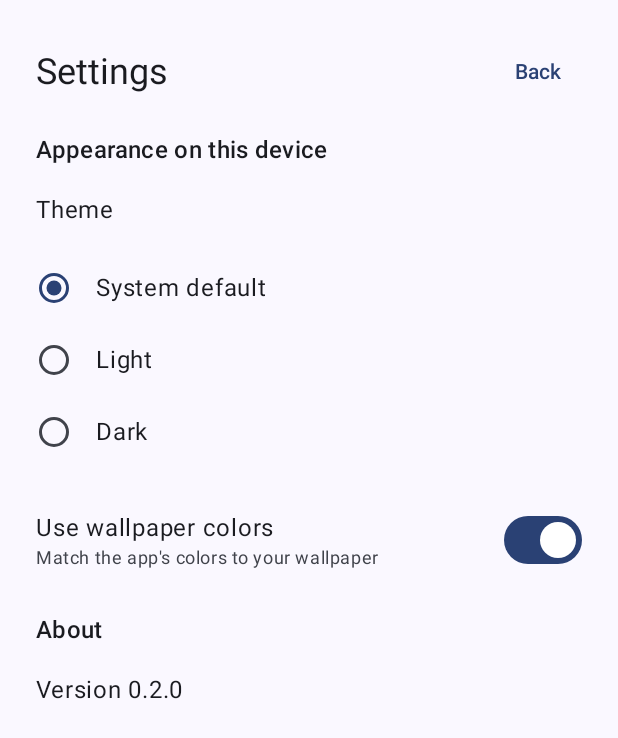
After one commit to voidrot/chorecast, an Android app built with Jetpack Compose: the composable SettingsScreen shown on its own in the app's theme, on a phone screen of 412 x 824 dp. The commit adds this screen. Shown: the top 738 px of the screen. Run offline under Robolectric (Android 15) with nearby library versions, the light colour scheme and no system bars; pictures from the network do not load.

Commit message:
feat(android): add a settings screen with a System, Light or Dark theme choice (#149)
## Summary

- Adds a theme choice: System, Light or Dark. It defaults to System.
- On Android 12 and newer, adds a wallpaper-colors switch. It is on by
default.
- Adds a Settings screen, reachable from the parent Home and from parent
mode on paired devices.
- Settings are stored on the device only. No server or API change.
- The launch window follows the system theme until the first frame
draws.

## Merge Danger

**Door:** two-way
**Blast radius:** android

Local preferences only. Rolling back means reverting the commit; no
stored data needs migrating.

```diff
--- a/android/app/src/main/AndroidManifest.xml
+++ b/android/app/src/main/AndroidManifest.xml
@@ -16,7 +16,7 @@
         android:usesCleartextTraffic="true"
         android:label="@string/app_name"
         android:supportsRtl="true"
-        android:theme="@android:style/Theme.Material.Light.NoActionBar">
+        android:theme="@style/Theme.Chorecast">
         <!-- singleTask: the SSO redirect (chorecast://auth) returns to the running activity. -->
         <activity
             android:name=".MainActivity"
--- a/android/app/src/main/java/dev/voidrot/chorecast/AppContainer.kt
+++ b/android/app/src/main/java/dev/voidrot/chorecast/AppContainer.kt
@@ -1,6 +1,7 @@
 package dev.voidrot.chorecast
 
 import android.content.Context
+import dev.voidrot.chorecast.core.AppearanceSettings
 import dev.voidrot.chorecast.core.AvatarPhotos
 import dev.voidrot.chorecast.core.ChoreCompleter
 import dev.voidrot.chorecast.core.DeviceClient
@@ -27,6 +28,7 @@ class AppContainer(context: Context) {
     private val prefs = context.getSharedPreferences("chorecast", Context.MODE_PRIVATE)
 
     val settings = SettingsStore(prefs)
+    val appearance = AppearanceSettings(settings)
     val tokenStore: TokenStore = KeystoreTokenStore(prefs)
     private val engine = OkHttp.create()
     val serverChecker = ServerChecker(engine)
--- a/android/app/src/main/java/dev/voidrot/chorecast/ui/Routes.kt
+++ b/android/app/src/main/java/dev/voidrot/chorecast/ui/Routes.kt
@@ -52,3 +52,7 @@ data class PairDeviceRoute(val serverUrl: String)
 /** The parent's inbox. */
 @Serializable
 data class InboxRoute(val serverUrl: String)
+
+/** App settings stored on this device. */
+@Serializable
+data object SettingsRoute
--- a/android/app/src/main/java/dev/voidrot/chorecast/ui/device/DeviceScreen.kt
+++ b/android/app/src/main/java/dev/voidrot/chorecast/ui/device/DeviceScreen.kt
@@ -39,6 +39,7 @@ import androidx.lifecycle.compose.collectAsStateWithLifecycle
 import androidx.lifecycle.viewmodel.compose.viewModel
 import dev.voidrot.chorecast.R
 import dev.voidrot.chorecast.core.ActiveSession
+import dev.voidrot.chorecast.core.AppearanceSettings
 import dev.voidrot.chorecast.core.AvatarPhotos
 import dev.voidrot.chorecast.core.PinError
 import dev.voidrot.chorecast.ui.inbox.InboxScreen
@@ -52,11 +53,13 @@ fun DeviceScreen(
     todayViewModel: (KidAccess) -> TodayViewModel,
     parentModels: ParentModels,
     avatarPhotos: AvatarPhotos,
+    appearanceSettings: AppearanceSettings,
     inboxViewModel: (KidAccess) -> InboxViewModel,
     onUnpaired: () -> Unit,
     modifier: Modifier = Modifier,
 ) {
     val state by viewModel.state.collectAsStateWithLifecycle()
+    val appearance by appearanceSettings.state.collectAsStateWithLifecycle()
     LaunchedEffect(state.unpaired) { if (state.unpaired) onUnpaired() }
 
     Box(
@@ -96,6 +99,9 @@ fun DeviceScreen(
                 page = state.parentPage,
                 store = state.parentStore!!,
                 models = parentModels,
+                appearance = appearance,
+                onTheme = appearanceSettings::setTheme,
+                onDynamicColor = appearanceSettings::setDynamicColor,
                 onPage = viewModel::openParentPage,
                 onLock = viewModel::lock,
                 // The server refused the elevated token (expired or locked remotely): back to the picker.
--- a/android/app/src/main/java/dev/voidrot/chorecast/ui/home/HomeScreen.kt
+++ b/android/app/src/main/java/dev/voidrot/chorecast/ui/home/HomeScreen.kt
@@ -46,6 +46,7 @@ fun HomeScreen(
     onDevices: () -> Unit,
     onReview: () -> Unit,
     onInbox: () -> Unit,
+    onSettings: () -> Unit,
     onKid: (Long) -> Unit,
     modifier: Modifier = Modifier,
 ) {
@@ -99,7 +100,10 @@ fun HomeScreen(
                 }
             }
             item {
-                OutlinedButton(onClick = onChangeServer) { Text(stringResource(R.string.action_change_server)) }
+                Row(horizontalArrangement = Arrangement.spacedBy(8.dp)) {
+                    OutlinedButton(onClick = onChangeServer) { Text(stringResource(R.string.action_change_server)) }
+                    OutlinedButton(onClick = onSettings) { Text(stringResource(R.string.settings_title)) }
+                }
             }
         }
     }
--- /dev/null
+++ b/android/app/src/main/java/dev/voidrot/chorecast/ui/settings/SettingsScreen.kt
@@ -0,0 +1,96 @@
+package dev.voidrot.chorecast.ui.settings
+
+import android.os.Build
+import androidx.compose.foundation.layout.Arrangement
+import androidx.compose.foundation.layout.Column
+import androidx.compose.foundation.layout.Row
+import androidx.compose.foundation.layout.fillMaxSize
+import androidx.compose.foundation.layout.fillMaxWidth
+import androidx.compose.foundation.layout.padding
+import androidx.compose.foundation.rememberScrollState
+import androidx.compose.foundation.selection.selectable
+import androidx.compose.foundation.selection.selectableGroup
+import androidx.compose.foundation.selection.toggleable
+import androidx.compose.foundation.verticalScroll
+import androidx.compose.material3.MaterialTheme
+import androidx.compose.material3.RadioButton
+import androidx.compose.material3.Switch
+import androidx.compose.material3.Text
+import androidx.compose.material3.TextButton
+import androidx.compose.runtime.Composable
+import androidx.compose.ui.Alignment
+import androidx.compose.ui.Modifier
+import androidx.compose.ui.semantics.Role
+import androidx.compose.ui.res.stringResource
+import androidx.compose.ui.unit.dp
+import dev.voidrot.chorecast.BuildConfig
+import dev.voidrot.chorecast.R
+import dev.voidrot.chorecast.core.Appearance
+import dev.voidrot.chorecast.core.ThemeMode
+
+/** App settings stored on this device. Stateless: the caller owns the [Appearance] state. */
+@Composable
+fun SettingsScreen(
+    appearance: Appearance,
+    onTheme: (ThemeMode) -> Unit,
+    onDynamicColor: (Boolean) -> Unit,
+    onBack: () -> Unit,
+    modifier: Modifier = Modifier,
+) {
+    Column(
+        modifier.fillMaxSize().verticalScroll(rememberScrollState()).padding(24.dp),
+        verticalArrangement = Arrangement.spacedBy(16.dp),
+    ) {
+        Row(Modifier.fillMaxWidth(), horizontalArrangement = Arrangement.SpaceBetween, verticalAlignment = Alignment.CenterVertically) {
+            Text(stringResource(R.string.settings_title), style = MaterialTheme.typography.headlineSmall)
+            TextButton(onClick = onBack) { Text(stringResource(R.string.action_back)) }
+        }
+        Text(stringResource(R.string.settings_appearance), style = MaterialTheme.typography.titleMedium)
+        Text(stringResource(R.string.settings_theme))
+        Column(Modifier.selectableGroup()) {
+            for (mode in ThemeMode.entries) {
+                Row(
+                    Modifier.fillMaxWidth().selectable(
+                        selected = appearance.theme == mode,
+                        onClick = { onTheme(mode) },
+                        role = Role.RadioButton,
+                    ).padding(vertical = 12.dp),
+                    horizontalArrangement = Arrangement.spacedBy(16.dp),
+                    verticalAlignment = Alignment.CenterVertically,
+                ) {
+                    RadioButton(selected = appearance.theme == mode, onClick = null)
+                    Text(stringResource(themeLabel(mode)))
+                }
+            }
+        }
+        if (Build.VERSION.SDK_INT >= Build.VERSION_CODES.S) {
+            Row(
+                Modifier.fillMaxWidth().toggleable(
+                    value = appearance.dynamicColor,
+                    role = Role.Switch,
+                    onValueChange = onDynamicColor,
+                ).padding(vertical = 12.dp),
+                horizontalArrangement = Arrangement.spacedBy(16.dp),
+                verticalAlignment = Alignment.CenterVertically,
+            ) {
+                Column(Modifier.weight(1f)) {
+                    Text(stringResource(R.string.settings_dynamic_color))
+                    Text(
+                        stringResource(R.string.settings_dynamic_color_summary),
+                        style = MaterialTheme.typography.bodySmall,
+                        color = MaterialTheme.colorScheme.onSurfaceVariant,
+                    )
+                }
+                Switch(checked = appearance.dynamicColor, onCheckedChange = null)
+            }
+        }
+        Text(stringResource(R.string.settings_about), style = MaterialTheme.typography.titleMedium)
+        Text(stringResource(R.string.settings_version, BuildConfig.VERSION_NAME))
+    }
+}
+
+private fun themeLabel(mode: ThemeMode): Int = when (mode) {
+    ThemeMode.SYSTEM -> R.string.settings_theme_system
+    ThemeMode.LIGHT -> R.string.settings_theme_light
+    ThemeMode.DARK -> R.string.settings_theme_dark
+}
--- a/android/app/src/main/java/dev/voidrot/chorecast/ui/theme/Theme.kt
+++ b/android/app/src/main/java/dev/voidrot/chorecast/ui/theme/Theme.kt
@@ -13,10 +13,11 @@ import androidx.compose.ui.platform.LocalContext
 @Composable
 fun ChorecastTheme(
     darkTheme: Boolean = isSystemInDarkTheme(),
+    dynamicColor: Boolean = true,
     content: @Composable () -> Unit,
 ) {
     val colorScheme = when {
-        Build.VERSION.SDK_INT >= Build.VERSION_CODES.S -> {
+        dynamicColor && Build.VERSION.SDK_INT >= Build.VERSION_CODES.S -> {
             val context = LocalContext.current
             if (darkTheme) dynamicDarkColorScheme(context) else dynamicLightColorScheme(context)
         }
--- /dev/null
+++ b/android/app/src/main/res/values-night/themes.xml
@@ -0,0 +1,4 @@
+<?xml version="1.0" encoding="utf-8"?>
+<resources>
+    <style name="Theme.Chorecast" parent="android:Theme.Material.NoActionBar" />
+</resources>
--- a/android/app/src/main/res/values/strings.xml
+++ b/android/app/src/main/res/values/strings.xml
@@ -353,4 +353,14 @@
         <item quantity="one">You reached a streak of %d day!</item>
         <item quantity="other">You reached a streak of %d days!</item>
     </plurals>
+    <string name="settings_title">Settings</string>
+    <string name="settings_appearance">Appearance on this device</string>
+    <string name="settings_theme">Theme</string>
+    <string name="settings_theme_system">System default</string>
+    <string name="settings_theme_light">Light</string>
+    <string name="settings_theme_dark">Dark</string>
+    <string name="settings_dynamic_color">Use wallpaper colors</string>
+    <string name="settings_dynamic_color_summary">Match the app\'s colors to your wallpaper</string>
+    <string name="settings_about">About</string>
+    <string name="settings_version">Version %1$s</string>
 </resources>
--- /dev/null
+++ b/android/app/src/main/res/values/themes.xml
@@ -0,0 +1,4 @@
+<?xml version="1.0" encoding="utf-8"?>
+<resources>
+    <style name="Theme.Chorecast" parent="android:Theme.Material.Light.NoActionBar" />
+</resources>
--- a/android/core/src/main/kotlin/dev/voidrot/chorecast/core/DeviceSession.kt
+++ b/android/core/src/main/kotlin/dev/voidrot/chorecast/core/DeviceSession.kt
@@ -126,5 +126,6 @@ data class PinEntry(val digits: String = "") {
 sealed interface ParentPage {
     data object Overview : ParentPage
     data object Review : ParentPage
+    data object Settings : ParentPage
     data class Kid(val kidId: Long) : ParentPage
 }
```
Also changed, not shown: android/app/src/main/java/dev/voidrot/chorecast/MainActivity.kt (+21 -1 lines), android/app/src/main/java/dev/voidrot/chorecast/data/SettingsStore.kt (+16 -1 lines), android/app/src/main/java/dev/voidrot/chorecast/ui/ChorecastNavHost.kt (+9 -0 lines), android/app/src/main/java/dev/voidrot/chorecast/ui/device/ParentMode.kt (+16 -0 lines), android/core/src/main/kotlin/dev/voidrot/chorecast/core/Appearance.kt (added, +56 -0 lines), 1 other file.
